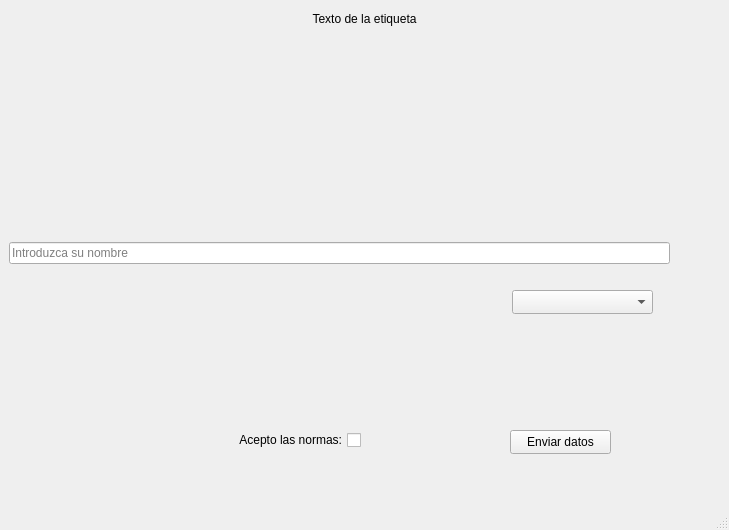
Old version of the form ui_repaso2.ui in the repository Juanjojps/Repaso-1-y-2---DI-.
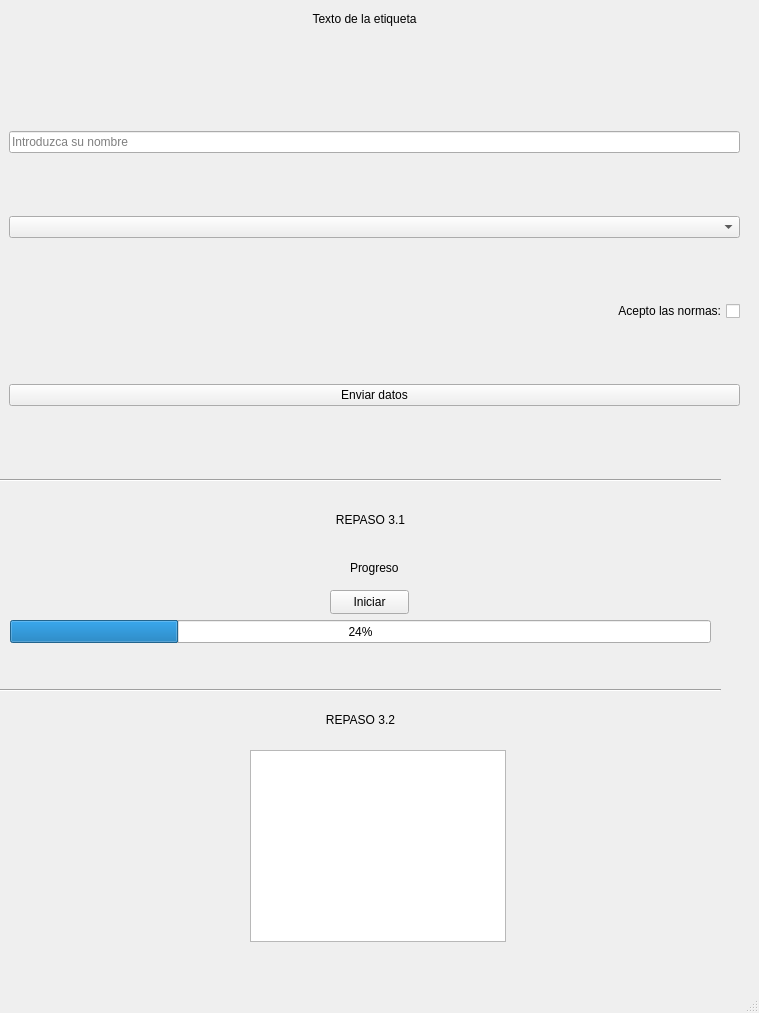
New version of the form.

Diff of the .ui file:
```diff
--- a/ui_repaso2.ui
+++ b/ui_repaso2.ui
@@ -6,8 +6,8 @@
    <rect>
     <x>0</x>
     <y>0</y>
-    <width>729</width>
-    <height>530</height>
+    <width>759</width>
+    <height>1013</height>
    </rect>
   </property>
   <property name="windowTitle">
@@ -37,9 +37,9 @@
     <property name="geometry">
      <rect>
       <x>9</x>
-      <y>241</y>
-      <width>661</width>
-      <height>24</height>
+      <y>74</y>
+      <width>731</width>
+      <height>391</height>
      </rect>
     </property>
     <layout class="QVBoxLayout" name="verticalLayout">
@@ -50,51 +50,149 @@
        </property>
       </widget>
      </item>
+     <item>
+      <widget class="QComboBox" name="boxRol">
+       <property name="accessibleName">
+        <string/>
+       </property>
+       <property name="placeholderText">
+        <string>Introduzca su rol:</string>
+       </property>
+      </widget>
+     </item>
+     <item>
+      <widget class="QCheckBox" name="checkBox">
+       <property name="layoutDirection">
+        <enum>Qt::LayoutDirection::RightToLeft</enum>
+       </property>
+       <property name="text">
+        <string>Acepto las normas:</string>
+       </property>
+      </widget>
+     </item>
+     <item>
+      <widget class="QPushButton" name="enviar">
+       <property name="text">
+        <string>Enviar datos</string>
+       </property>
+      </widget>
+     </item>
     </layout>
    </widget>
-   <widget class="QComboBox" name="boxRol">
+   <widget class="Line" name="line">
     <property name="geometry">
      <rect>
-      <x>512</x>
-      <y>290</y>
-      <width>141</width>
+      <x>0</x>
+      <y>470</y>
+      <width>721</width>
+      <height>20</height>
+     </rect>
+    </property>
+    <property name="orientation">
+     <enum>Qt::Orientation::Horizontal</enum>
+    </property>
+   </widget>
+   <widget class="QLabel" name="Repaso31label">
+    <property name="geometry">
+     <rect>
+      <x>270</x>
+      <y>510</y>
+      <width>201</width>
+      <height>20</height>
+     </rect>
+    </property>
+    <property name="layoutDirection">
+     <enum>Qt::LayoutDirection::LeftToRight</enum>
+    </property>
+    <property name="text">
+     <string>REPASO 3.1</string>
+    </property>
+    <property name="alignment">
+     <set>Qt::AlignmentFlag::AlignCenter</set>
+    </property>
+   </widget>
+   <widget class="QPushButton" name="iniciarBoton">
+    <property name="geometry">
+     <rect>
+      <x>330</x>
+      <y>590</y>
+      <width>79</width>
       <height>24</height>
      </rect>
     </property>
-    <property name="accessibleName">
-     <string/>
+    <property name="text">
+     <string>Iniciar</string>
     </property>
-    <property name="placeholderText">
-     <string>Introduzca su rol:</string>
+   </widget>
+   <widget class="QProgressBar" name="progressBar">
+    <property name="geometry">
+     <rect>
+      <x>10</x>
+      <y>620</y>
+      <width>701</width>
+      <height>23</height>
+     </rect>
     </property>
+    <property name="value">
+     <number>24</number>
+    </property>
    </widget>
-   <widget class="QCheckBox" name="checkBox">
+   <widget class="Line" name="line_2">
     <property name="geometry">
      <rect>
-      <x>230</x>
-      <y>430</y>
-      <width>131</width>
+      <x>0</x>
+      <y>680</y>
+      <width>721</width>
       <height>20</height>
      </rect>
     </property>
+    <property name="orientation">
+     <enum>Qt::Orientation::Horizontal</enum>
+    </property>
+   </widget>
+   <widget class="QLabel" name="Repaso32_label">
+    <property name="geometry">
+     <rect>
+      <x>260</x>
+      <y>710</y>
+      <width>201</width>
+      <height>20</height>
+     </rect>
+    </property>
     <property name="layoutDirection">
-     <enum>Qt::LayoutDirection::RightToLeft</enum>
+     <enum>Qt::LayoutDirection::LeftToRight</enum>
     </property>
     <property name="text">
-     <string>Acepto las normas:</string>
+     <string>REPASO 3.2</string>
     </property>
+    <property name="alignment">
+     <set>Qt::AlignmentFlag::AlignCenter</set>
+    </property>
    </widget>
-   <widget class="QPushButton" name="enviar">
+   <widget class="QListWidget" name="lista">
     <property name="geometry">
      <rect>
-      <x>510</x>
-      <y>430</y>
-      <width>101</width>
-      <height>24</height>
+      <x>250</x>
+      <y>750</y>
+      <width>256</width>
+      <height>192</height>
      </rect>
     </property>
+    <property name="layoutDirection">
+     <enum>Qt::LayoutDirection::LeftToRight</enum>
+    </property>
+   </widget>
+   <widget class="QLabel" name="Progreso">
+    <property name="geometry">
+     <rect>
+      <x>350</x>
+      <y>560</y>
+      <width>49</width>
+      <height>16</height>
+     </rect>
+    </property>
     <property name="text">
-     <string>Enviar datos</string>
+     <string>Progreso</string>
     </property>
    </widget>
   </widget>
```
Left out of the diff: 2 changed lines with no effect on the pictures.
